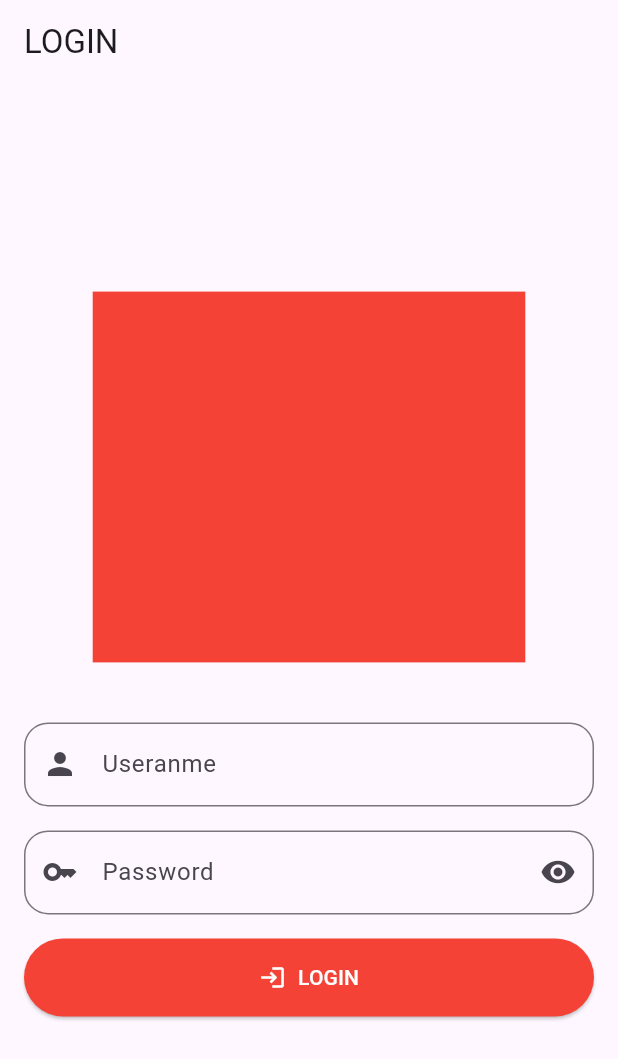
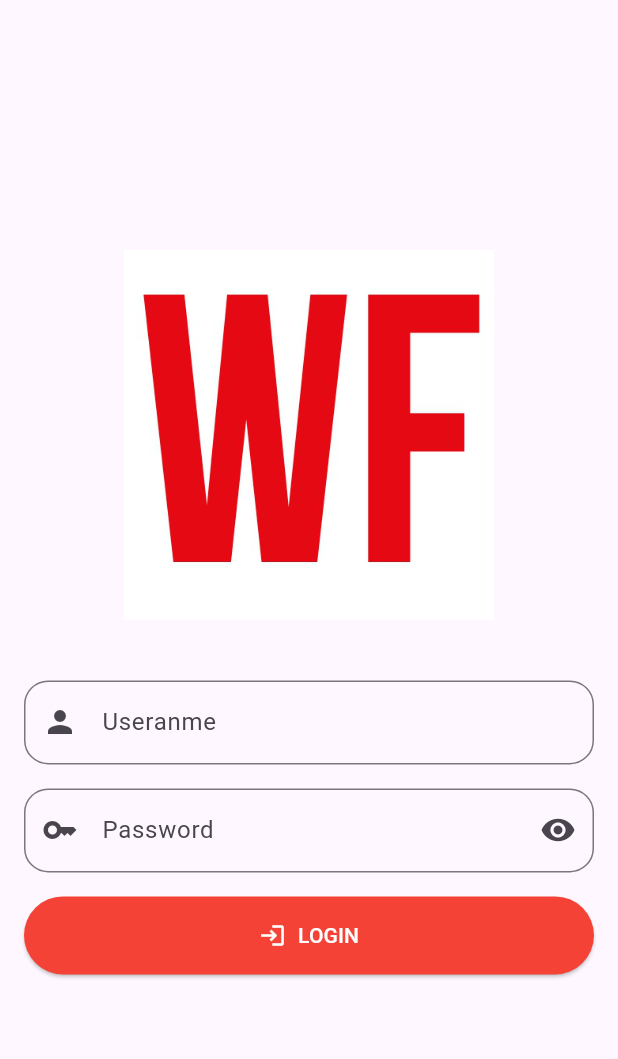
Before and after one commit to ALBERT14143/flutter_testing, a Flutter app: the screen it shows after launch, on a phone screen of 412 x 824 dp. Shown: the top 1059 px of the screen. Run offline on Flutter 3.47's test engine with Material 3 defaults, Android fonts, the light colour scheme and no system bars; our stand-ins replace shared_preferences.

Commit message:
login functionality

```diff
--- /dev/null
+++ b/lib/api/api_authorization.dart
@@ -0,0 +1,20 @@
+import 'package:http/http.dart' as http;
+import 'package:test_login_api/model/user_response.dart';
+
+class ApiAuthorization{
+
+  Future<UserResponse> login(String username, String password) async {
+    try {
+      var response = await http.post(
+        Uri.parse("http://172.16.0.11:333/WebService/Account/Login?username=$username&password=$password")
+      );
+      if (response.statusCode != 200) {
+        throw Exception("Something went wrong!");
+      }
+
+      return UserResponse.fromJson(response.body);
+    } catch (e) {
+      rethrow;
+    }
+  }
+}
--- /dev/null
+++ b/lib/extras/app_constant.dart
@@ -0,0 +1,6 @@
+class AppConstant{
+  static const iconAssets = "assets/icon";
+  static const imagesAssets = "assets/images";
+
+  static const logo = "$iconAssets/logo.png";
+}
--- a/lib/main.dart
+++ b/lib/main.dart
@@ -1,5 +1,5 @@
 import 'package:flutter/material.dart';
-import 'package:test_login_api/screens/login/login.dart';
+import 'package:test_login_api/splash.dart';
 
 void main() {
   runApp(const MyApp(title: "Home App"));
@@ -21,7 +21,7 @@ class MyApp extends StatelessWidget {
         colorScheme: ColorScheme.fromSeed(seedColor: Colors.deepPurple),
         useMaterial3: true,
       ),
-      home: const LoginPage()
+      home: const SplashScreen()
     );
   }
 }
--- /dev/null
+++ b/lib/model/user_response.dart
@@ -0,0 +1,151 @@
+import 'dart:convert';
+
+class UserResponse {
+    List<Datum>? data;
+
+    UserResponse({
+        this.data,
+    });
+
+    UserResponse copyWith({
+        List<Datum>? data,
+    }) =>
+        UserResponse(
+            data: data ?? this.data,
+        );
+
+    factory UserResponse.fromJson(String str) => UserResponse.fromMap(json.decode(str));
+
+    String toJson() => json.encode(toMap());
+
+    factory UserResponse.fromMap(Map<String, dynamic> json) => UserResponse(
+        data: json["data"] == null ? [] : List<Datum>.from(json["data"]!.map((x) => Datum.fromMap(x))),
+    );
+
+    Map<String, dynamic> toMap() => {
+        "data": data == null ? [] : List<dynamic>.from(data!.map((x) => x.toMap())),
+    };
+}
+
+class Datum {
+    String? eic;
+    String? idNo;
+    int? recNo;
+    String? firstName;
+    String? lastName;
+    String? middleName;
+    String? extName;
+    String? birthdate;
+    String? birthplace;
+    String? fullnameFirst;
+    String? fullnameLast;
+    String? designation;
+    String? empGroupCode;
+    dynamic payGroupCode;
+    String? schemeCode;
+    String? officeCode;
+    String? statusCode;
+
+    Datum({
+        this.eic,
+        this.idNo,
+        this.recNo,
+        this.firstName,
+        this.lastName,
+        this.middleName,
+        this.extName,
+        this.birthdate,
+        this.birthplace,
+        this.fullnameFirst,
+        this.fullnameLast,
+        this.designation,
+        this.empGroupCode,
+        this.payGroupCode,
+        this.schemeCode,
+        this.officeCode,
+        this.statusCode,
+    });
+
+    Datum copyWith({
+        String? eic,
+        String? idNo,
+        int? recNo,
+        String? firstName,
+        String? lastName,
+        String? middleName,
+        String? extName,
+        String? birthdate,
+        String? birthplace,
+        String? fullnameFirst,
+        String? fullnameLast,
+        String? designation,
+        String? empGroupCode,
+        dynamic payGroupCode,
+        String? schemeCode,
+        String? officeCode,
+        String? statusCode,
+    }) =>
+        Datum(
+            eic: eic ?? this.eic,
+            idNo: idNo ?? this.idNo,
+            recNo: recNo ?? this.recNo,
+            firstName: firstName ?? this.firstName,
+            lastName: lastName ?? this.lastName,
+            middleName: middleName ?? this.middleName,
+            extName: extName ?? this.extName,
+            birthdate: birthdate ?? this.birthdate,
+            birthplace: birthplace ?? this.birthplace,
+            fullnameFirst: fullnameFirst ?? this.fullnameFirst,
+            fullnameLast: fullnameLast ?? this.fullnameLast,
+            designation: designation ?? this.designation,
+            empGroupCode: empGroupCode ?? this.empGroupCode,
+            payGroupCode: payGroupCode ?? this.payGroupCode,
+            schemeCode: schemeCode ?? this.schemeCode,
+            officeCode: officeCode ?? this.officeCode,
+            statusCode: statusCode ?? this.statusCode,
+        );
+
+    factory Datum.fromJson(String str) => Datum.fromMap(json.decode(str));
+
+    String toJson() => json.encode(toMap());
+
+    factory Datum.fromMap(Map<String, dynamic> json) => Datum(
+        eic: json["EIC"],
+        idNo: json["idNo"],
+        recNo: json["recNo"],
+        firstName: json["firstName"],
+        lastName: json["lastName"],
+        middleName: json["middleName"],
+        extName: json["extName"],
+        birthdate: json["birthdate"],
+        birthplace: json["birthplace"],
+        fullnameFirst: json["fullnameFirst"],
+        fullnameLast: json["fullnameLast"],
+        designation: json["designation"],
+        empGroupCode: json["empGroupCode"],
+        payGroupCode: json["payGroupCode"],
+        schemeCode: json["SchemeCode"],
+        officeCode: json["officeCode"],
+        statusCode: json["statusCode"],
+    );
+
+    Map<String, dynamic> toMap() => {
+        "EIC": eic,
+        "idNo": idNo,
+        "recNo": recNo,
+        "firstName": firstName,
+        "lastName": lastName,
+        "middleName": middleName,
+        "extName": extName,
+        "birthdate": birthdate,
+        "birthplace": birthplace,
+        "fullnameFirst": fullnameFirst,
+        "fullnameLast": fullnameLast,
+        "designation": designation,
+        "empGroupCode": empGroupCode,
+        "payGroupCode": payGroupCode,
+        "SchemeCode": schemeCode,
+        "officeCode": officeCode,
+        "statusCode": statusCode,
+    };
+}
--- /dev/null
+++ b/lib/provider/shared/shared_user.dart
@@ -0,0 +1,28 @@
+import 'package:shared_preferences/shared_preferences.dart';
+import 'package:test_login_api/model/user_response.dart';
+
+class SharedUser{
+  static const userKey = "UserKey";
+
+  Future<bool> checkUser() async {
+    final shared = await SharedPreferences.getInstance();
+    await Future.delayed(const Duration(seconds: 3));
+    return shared.containsKey(userKey);
+  }
+
+  Future<bool> setUserData(Datum userdata) async {
+    final shared = await SharedPreferences.getInstance();
+    return await shared.setString(userKey, userdata.toJson());
+  }
+
+  Future<Datum> getUserData() async {
+    final shared = await SharedPreferences.getInstance();
+    var raw = shared.getString(userKey);
+    return Datum.fromJson(raw!);
+  }
+
+  Future removeUserKey() async {
+    final shared = await SharedPreferences.getInstance();
+    return shared.remove(userKey);
+  }
+}
--- /dev/null
+++ b/lib/screens/home/home.dart
@@ -0,0 +1,21 @@
+import 'package:flutter/material.dart';
+
+class HomeScreen extends StatelessWidget {
+  const HomeScreen({
+    super.key
+  });
+
+  @override
+  Widget build(BuildContext context) {
+    return Scaffold(
+      appBar: AppBar(
+        title: const Text("Home Screen"),
+      ),
+      body: const Column(
+        children: [
+          Text("sdfdsfsdffddsf")
+        ],
+      ),
+    );
+  }
+}
--- a/lib/screens/login/login.dart
+++ b/lib/screens/login/login.dart
@@ -1,5 +1,9 @@
 import 'package:flutter/material.dart';
+import 'package:test_login_api/api/api_authorization.dart';
+import 'package:test_login_api/extras/app_constant.dart';
 import 'package:test_login_api/extras/app_textfield.dart';
+import 'package:test_login_api/provider/shared/shared_user.dart';
+import 'package:test_login_api/screens/home/home.dart';
 
 class LoginPage extends StatefulWidget {
   const LoginPage({
@@ -22,6 +26,32 @@ class _LoginPageState extends State<LoginPage> {
     super.initState();
   }
 
+  Future login() async {
+    setState(() {
+      isLoading = !isLoading;
+    });
+    var apiAuthorization = ApiAuthorization();
+    await apiAuthorization.login(
+      usernameCtrlr.text,
+      passwordCtrlr.text
+    ).then((value) async {
+      print(value.toJson());
+      if (value.data!.isNotEmpty) {
+        var user = value.data!.first;
+        await SharedUser().setUserData(user);
+
+        Navigator.pushReplacement(
+          context, MaterialPageRoute(builder: (context) => const HomeScreen())
+        );
+      }
+    }, onError: (error) {
+      print(error.toString());
+    });
+    setState(() {
+      isLoading = !isLoading;
+    });
+  }
+
 
   @override
   Widget build(BuildContext context) {
@@ -29,20 +59,20 @@ class _LoginPageState extends State<LoginPage> {
     print("rebuild this widget");
 
     return Scaffold(
-      appBar: AppBar(
-        title: const Text("LOGIN"),
-      ),
       body: Stack(
         children: [
-          Form(
+          Center(
+            child: Form(
               key: formkey ,
+              child: SingleChildScrollView(
                 child: Column(
                   mainAxisAlignment: MainAxisAlignment.center,
                   children: [
-                Container(
+                    SizedBox(
                       height: size.height * 0.3,
                       width: size.width * 0.7,
-                  color: Colors.red,
+                      // color: Colors.red,
+                      child: Image.asset(AppConstant.logo),
                     ),
                     const SizedBox(height: 32),
                     AppTextfield(controller: usernameCtrlr, label: "Useranme", prefixIcon: Icons.person),
@@ -70,16 +100,7 @@ class _LoginPageState extends State<LoginPage> {
                           ),
                           onPressed: () async {
                             if (formkey.currentState!.validate()) {
-                          setState(() {
-
-                          });
-                          isLoading = !isLoading;
-                          await Future.delayed(const Duration(seconds: 3));
-
-                          setState(() {
-
-                          });
-                            isLoading = !isLoading;
+                              await login();
                             }
                           },
                           icon: const Icon(Icons.login, color: Colors.white),
@@ -93,6 +114,8 @@ class _LoginPageState extends State<LoginPage> {
                       ),
                     )
                   ],
+                ),
+              ),
             ),
           ),
           Visibility(
--- /dev/null
+++ b/lib/splash.dart
@@ -0,0 +1,39 @@
+import 'package:flutter/material.dart';
+import 'package:test_login_api/provider/shared/shared_user.dart';
+import 'package:test_login_api/screens/home/home.dart';
+import 'package:test_login_api/screens/login/login.dart';
+
+class SplashScreen extends StatelessWidget {
+  const SplashScreen({super.key});
+
+  @override
+  Widget build(BuildContext context) {
+    return Scaffold(
+      body: FutureBuilder<bool>(
+        future: SharedUser().checkUser(),
+        builder: (context, snapshot) {
+          if (snapshot.hasData) {
+
+            if (snapshot.data!) {
+              return const HomeScreen();
+            } else {
+              return const LoginPage();
+            }
+
+          } else if(snapshot.hasError) {
+            return Center(child: Text(snapshot.error.toString()));
+          } else {
+            return const Center(child: Column(
+              mainAxisAlignment: MainAxisAlignment.center,
+              children: [
+                CircularProgressIndicator(),
+                SizedBox(height: 16),
+                Text("Initializing...")
+              ],
+            ));
+          }
+        },
+      ),
+    );
+  }
+}
```
Also changed, not shown: pubspec.yaml (+5 -2 lines), assets/icon/logo.png (added), pubspec.lock, 1 other file. Lines whose indentation alone changed are shown as unchanged.
